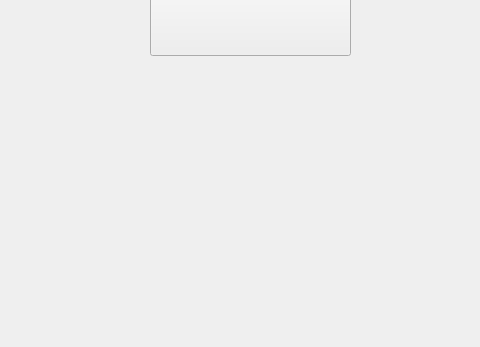
This is UI/Dashboard.ui in JJLee2910/Final-Year-Project as Qt 5 draws it before an edit; both pictures show x 180 to 660 and y 295 to 642 of the 878 by 642 pixel window. The edited form follows.
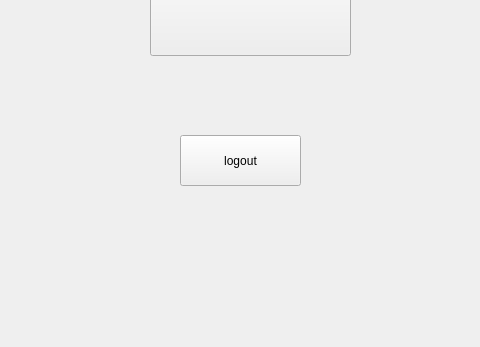
This is the edited form.

Commit message: added logout button

What changed in the file:
```diff
--- a/UI/Dashboard.ui
+++ b/UI/Dashboard.ui
@@ -27,6 +27,19 @@
      <string>DETECT NOW</string>
     </property>
    </widget>
+   <widget class="QPushButton" name="pushButton_2">
+    <property name="geometry">
+     <rect>
+      <x>360</x>
+      <y>430</y>
+      <width>121</width>
+      <height>51</height>
+     </rect>
+    </property>
+    <property name="text">
+     <string>logout</string>
+    </property>
+   </widget>
   </widget>
   <widget class="QStatusBar" name="statusbar"/>
  </widget>
```
Left out of the diff: 2 changed lines with no effect on the pictures. The commit also changes 2 other files.
